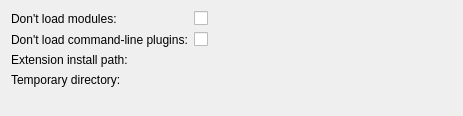
Above: Base/QTGUI/Resources/UI/qSlicerSettingsModulesPanel.ui from gezidan/Slicer before the change. Below: the same form after it.
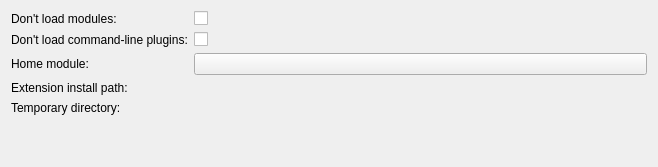
That is the form after the change. Custom widgets are drawn as their Qt base class.

Commit message: ENH: Support the "Home" module, a favorite module to launch at startup

```diff
--- a/Base/QTGUI/Resources/UI/qSlicerSettingsModulesPanel.ui
+++ b/Base/QTGUI/Resources/UI/qSlicerSettingsModulesPanel.ui
@@ -6,8 +6,8 @@
    <rect>
     <x>0</x>
     <y>0</y>
-    <width>463</width>
-    <height>116</height>
+    <width>658</width>
+    <height>167</height>
    </rect>
   </property>
   <property name="windowTitle">
@@ -45,26 +45,40 @@
      </property>
     </widget>
    </item>
-   <item row="3" column="0">
+   <item row="4" column="0">
     <widget class="QLabel" name="ExtensionInstallDirectoryLabel">
      <property name="text">
       <string>Extension install path:</string>
      </property>
     </widget>
    </item>
-   <item row="3" column="1">
+   <item row="4" column="1">
     <widget class="ctkDirectoryButton" name="ExtensionInstallDirectoryButton"/>
    </item>
-   <item row="4" column="0">
+   <item row="5" column="0">
     <widget class="QLabel" name="TemporaryDirectoryLabel">
      <property name="text">
       <string>Temporary directory:</string>
      </property>
     </widget>
    </item>
-   <item row="4" column="1">
+   <item row="5" column="1">
     <widget class="ctkDirectoryButton" name="TemporaryDirectoryButton"/>
    </item>
+   <item row="3" column="0">
+    <widget class="QLabel" name="label">
+     <property name="text">
+      <string>Home module:</string>
+     </property>
+    </widget>
+   </item>
+   <item row="3" column="1">
+    <widget class="QPushButton" name="HomeModuleButton">
+     <property name="text">
+      <string/>
+     </property>
+    </widget>
+   </item>
   </layout>
  </widget>
  <customwidgets>
```
The commit also changes 17 other files.
